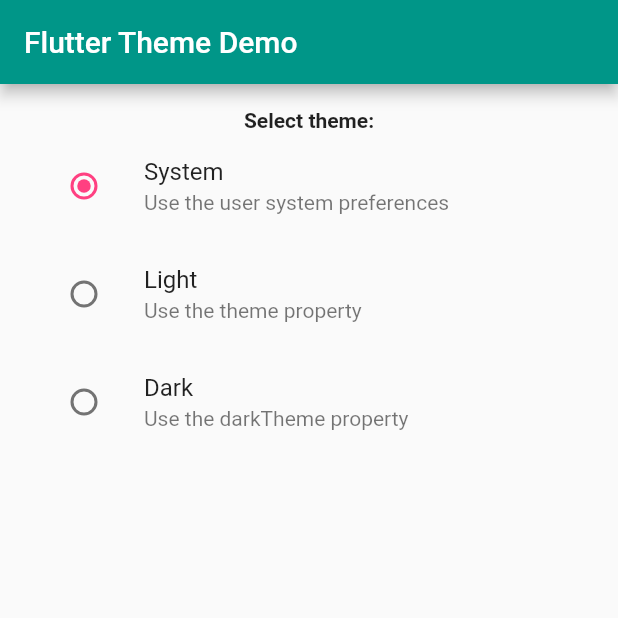
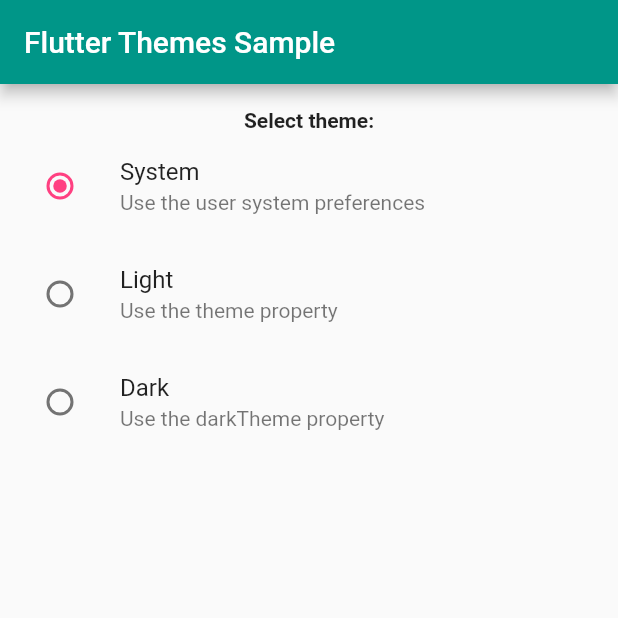
Before and after one commit to vince-nyanga/flutter_theme_example, a Flutter app: the screen it shows after launch, on a phone screen of 412 x 824 dp, the top half of it. Run offline on Flutter 3.47's test engine with Material 2 defaults, Android fonts, the phone set to English and light mode, and no system bars; our stand-ins replace get.

Commit message:
added controller

```diff
--- /dev/null
+++ b/src/lib/features/features.dart
@@ -0,0 +1 @@
+export 'theme/theme.dart';
--- /dev/null
+++ b/src/lib/features/theme/theme.dart
@@ -0,0 +1,2 @@
+export 'theme_controller.dart';
+export 'theme_page.dart';
--- /dev/null
+++ b/src/lib/features/theme/theme_page.dart
@@ -0,0 +1,60 @@
+import 'package:flutter/material.dart';
+import 'package:flutter/src/widgets/framework.dart';
+import 'package:get/get.dart';
+
+import 'theme_controller.dart';
+
+class ThemePage extends StatelessWidget {
+  final controller = Get.put(ThemeController());
+  @override
+  Widget build(BuildContext context) {
+    return Scaffold(
+      appBar: AppBar(
+        title: Text('Flutter Themes Sample'),
+      ),
+      body: SafeArea(
+          minimum: EdgeInsets.symmetric(vertical: 16),
+          child: GetBuilder<ThemeController>(
+            builder: (_) => Column(
+              mainAxisAlignment: MainAxisAlignment.start,
+              children: <Widget>[
+                Text(
+                  'Select theme:',
+                  style: TextStyle(fontWeight: FontWeight.bold),
+                ),
+                ListTile(
+                  title: const Text('System'),
+                  subtitle: const Text('Use the user system preferences'),
+                  leading: Radio(
+                    activeColor: Colors.pinkAccent,
+                    value: ThemeMode.system,
+                    groupValue: controller.mode,
+                    onChanged: (value) => controller.setMode(value),
+                  ),
+                ),
+                ListTile(
+                  title: const Text('Light'),
+                  subtitle: const Text('Use the theme property'),
+                  leading: Radio(
+                    activeColor: Colors.pinkAccent,
+                    value: ThemeMode.light,
+                    groupValue: controller.mode,
+                    onChanged: (value) => controller.setMode(value),
+                  ),
+                ),
+                ListTile(
+                  title: const Text('Dark'),
+                  subtitle: const Text('Use the darkTheme property'),
+                  leading: Radio(
+                    activeColor: Colors.pinkAccent,
+                    value: ThemeMode.dark,
+                    groupValue: controller.mode,
+                    onChanged: (value) => controller.setMode(value),
+                  ),
+                ),
+              ],
+            ),
+          )),
+    );
+  }
+}
--- a/src/lib/main.dart
+++ b/src/lib/main.dart
@@ -1,6 +1,7 @@
 import 'package:flutter/material.dart';
 import 'package:get/get.dart';
 import 'package:get/get_navigation/src/root/get_material_app.dart';
+import 'package:themes/features/features.dart';
 
 void main() {
   runApp(MyApp());
@@ -15,7 +16,7 @@ class MyApp extends StatelessWidget {
       darkTheme: darkTheme,
       themeMode: ThemeMode.system, // ThemeMode.system is the default. added here as an example
       debugShowCheckedModeBanner: false,
-      home: MyHomePage(title: 'Flutter Theme Demo'),
+      home: ThemePage(),
     );
   }
 
@@ -29,85 +30,3 @@ class MyApp extends StatelessWidget {
   // dark theme
   ThemeData get darkTheme => ThemeData.dark().copyWith(visualDensity: VisualDensity.adaptivePlatformDensity);
 }
-
-class MyHomePage extends StatefulWidget {
-  MyHomePage({Key key, this.title}) : super(key: key);
-  final String title;
-
-  @override
-  _MyHomePageState createState() => _MyHomePageState();
-}
-
-class _MyHomePageState extends State<MyHomePage> {
-  ThemeMode _themeMode = ThemeMode.system;
-
-  @override
-  Widget build(BuildContext context) {
-    return Scaffold(
-      appBar: AppBar(
-        title: Text(widget.title),
-      ),
-      body: SafeArea(
-        minimum: EdgeInsets.all(16),
-        child: Column(
-          mainAxisAlignment: MainAxisAlignment.start,
-          children: <Widget>[
-            Text(
-              'Select theme:',
-              style: TextStyle(fontWeight: FontWeight.bold),
-            ),
-            ListTile(
-              title: const Text('System'),
-              subtitle: const Text('Use the user system preferences'),
-              leading: Radio(
-                activeColor: Colors.pinkAccent,
-                value: ThemeMode.system,
-                groupValue: _themeMode,
-                onChanged: (value) {
-                  setState(() {
-                    _themeMode = value;
-                  });
-                  _rebuildTheme(context);
-                },
-              ),
-            ),
-            ListTile(
-              title: const Text('Light'),
-              subtitle: const Text('Use the theme property'),
-              leading: Radio(
-                activeColor: Colors.pinkAccent,
-                value: ThemeMode.light,
-                groupValue: _themeMode,
-                onChanged: (value) {
-                  setState(() {
-                    _themeMode = value;
-                  });
-                  _rebuildTheme(context);
-                },
-              ),
-            ),
-            ListTile(
-              title: const Text('Dark'),
-              subtitle: const Text('Use the darkTheme property'),
-              leading: Radio(
-                activeColor: Colors.pinkAccent,
-                value: ThemeMode.dark,
-                groupValue: _themeMode,
-                onChanged: (value) {
-                  setState(() {
-                    _themeMode = value;
-                  });
-                  _rebuildTheme(context);
-                },
-              ),
-            ),
-          ],
-        ),
-      ),
-    );
-  }
-
-  void _rebuildTheme(BuildContext context) {
-    Get.changeThemeMode(_themeMode);
-  }
-}
```
Also changed, not shown: src/lib/features/theme/theme_controller.dart (added, +18 -0 lines).
